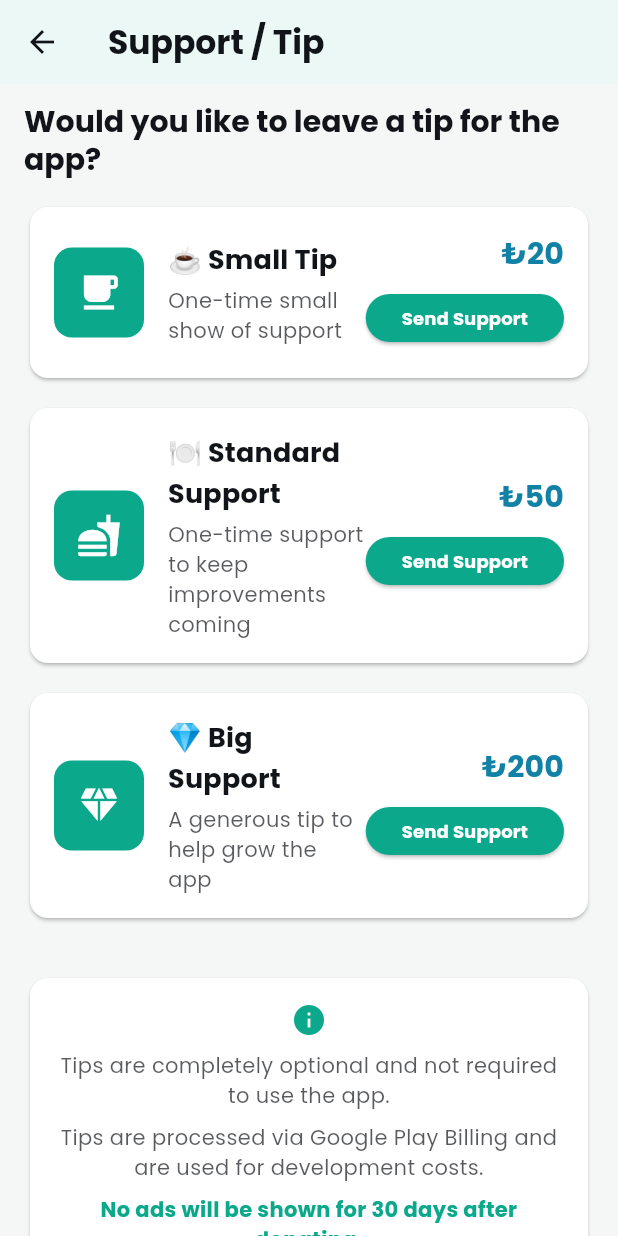
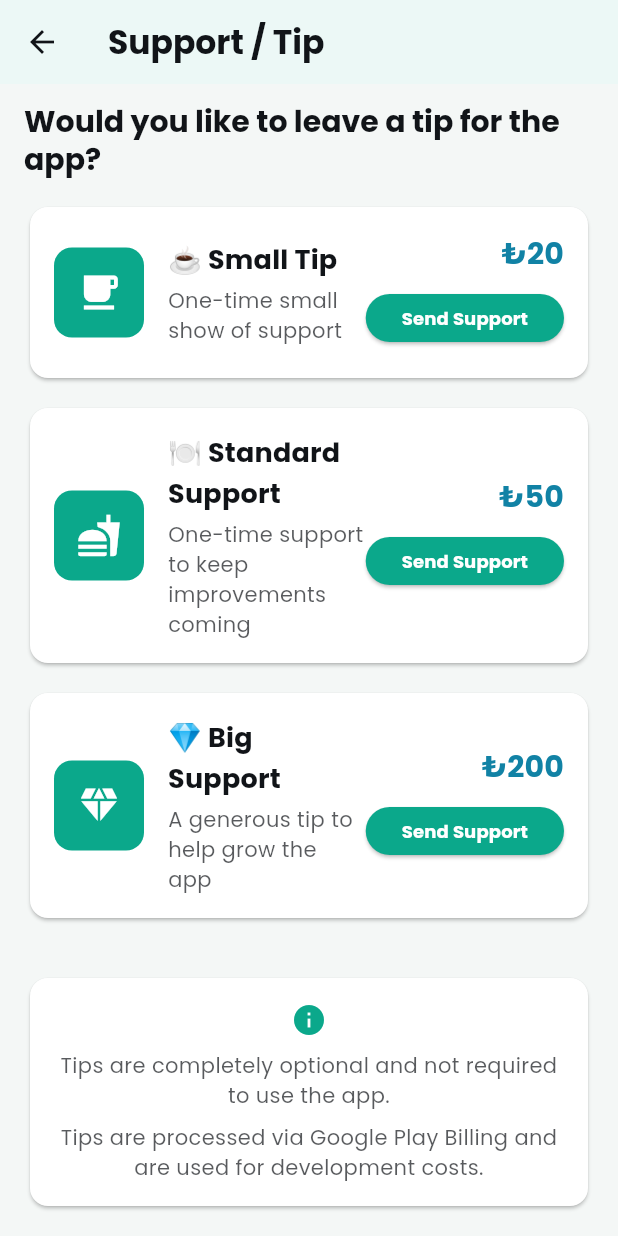
Before and after one commit to atardamar07/ezan_hatirlatici, a Flutter app: the DonationScreen screen opened by its route, scrolled down 174 dp, on a phone screen of 412 x 824 dp. Run offline on Flutter 3.47's test engine with Material 3 defaults, Android fonts, the phone set to English and light mode, and no system bars; our stand-ins replace flutter_local_notifications, geocoding, geolocator, google_mobile_ads, in_app_purchase, sensors_plus and 4 more; accounts and stored records are empty.

Commit message:
auto update

```diff
--- a/lib/l10n/app_ar.arb
+++ b/lib/l10n/app_ar.arb
@@ -73,7 +73,6 @@
   "adFreeExperience": "استمتع بتجربة خالية من الإعلانات",
   "supportOptionalText": "الدعم اختياري بالكامل وليس مطلوبًا لاستخدام التطبيق.",
   "donationInfoText": "تُعالج مبالغ الدعم عبر فوترة Google Play وتُستخدم لتكاليف التطوير.",
-  "noAdsFor30Days": "لن يتم عرض إعلانات لمدة 30 يوماً بعد التبرع.",
   "coffeeDonation": "☕ دعم صغير",
   "coffeeDescription": "مساهمة بسيطة لمرة واحدة",
   "mealDonation": "🍽️ دعم قياسي",
--- a/lib/l10n/app_de.arb
+++ b/lib/l10n/app_de.arb
@@ -73,7 +73,6 @@
   "adFreeExperience": "Genießen Sie Ihre werbefreie Erfahrung",
   "supportOptionalText": "Die Unterstützung ist völlig freiwillig und nicht erforderlich, um die App zu nutzen.",
   "donationInfoText": "Unterstützungen werden über Google Play Abrechnung abgewickelt und werden für Entwicklungskosten verwendet.",
-  "noAdsFor30Days": "Es werden 30 Tage lang keine Anzeigen angezeigt, nachdem Sie gespendet haben.",
   "coffeeDonation": "☕ Kleine Unterstützung",
   "coffeeDescription": "Einmaliger kleiner Beitrag",
   "mealDonation": "🍽️ Standard-Unterstützung",
--- a/lib/l10n/app_en.arb
+++ b/lib/l10n/app_en.arb
@@ -69,7 +69,6 @@
   "adFreeExperience": "Enjoy your ad-free experience",
   "supportOptionalText": "Tips are completely optional and not required to use the app.",
   "donationInfoText": "Tips are processed via Google Play Billing and are used for development costs.",
-  "noAdsFor30Days": "No ads will be shown for 30 days after donating.",
   "coffeeDonation": "☕ Small Tip",
   "coffeeDescription": "One-time small show of support",
   "mealDonation": "🍽️ Standard Support",
--- a/lib/l10n/app_localizations.dart
+++ b/lib/l10n/app_localizations.dart
@@ -610,12 +610,6 @@ abstract class AppLocalizations {
   /// In en, this message translates to:
   /// **'Tips are processed via Google Play Billing and help cover development and server costs.'**
   String get donationInfoText;
-
-  /// No description provided for @noAdsFor30Days.
-  ///
-  /// In en, this message translates to:
-  /// **'No ads will be shown for 30 days after donating.'**
-  String get noAdsFor30Days;
 
   /// No description provided for @coffeeDonation.
   ///
--- a/lib/l10n/app_localizations_ar.dart
+++ b/lib/l10n/app_localizations_ar.dart
@@ -280,9 +280,6 @@ class AppLocalizationsAr extends AppLocalizations {
 
   @override
   String get donationInfoText => 'تُعالج مبالغ الدعم عبر فوترة Google Play وتُستخدم لتكاليف التطوير.';
-
-  @override
-  String get noAdsFor30Days => 'لن يتم عرض إعلانات لمدة 30 يوماً بعد التبرع.';
 
   @override
   String get coffeeDonation => '☕ دعم صغير';
--- a/lib/l10n/app_localizations_de.dart
+++ b/lib/l10n/app_localizations_de.dart
@@ -280,9 +280,6 @@ class AppLocalizationsDe extends AppLocalizations {
 
   @override
   String get donationInfoText => 'Unterstützungen werden über Google Play Abrechnung abgewickelt und werden für Entwicklungskosten verwendet.';
-
-  @override
-  String get noAdsFor30Days => 'Es werden 30 Tage lang keine Anzeigen angezeigt, nachdem Sie gespendet haben.';
 
   @override
   String get coffeeDonation => '☕ Kleine Unterstützung';
--- a/lib/l10n/app_localizations_en.dart
+++ b/lib/l10n/app_localizations_en.dart
@@ -280,9 +280,6 @@ class AppLocalizationsEn extends AppLocalizations {
 
   @override
   String get donationInfoText => 'Tips are processed via Google Play Billing and are used for development costs.';
-
-  @override
-  String get noAdsFor30Days => 'No ads will be shown for 30 days after donating.';
 
   @override
   String get coffeeDonation => '☕ Small Tip';
--- a/lib/l10n/app_localizations_ru.dart
+++ b/lib/l10n/app_localizations_ru.dart
@@ -280,9 +280,6 @@ class AppLocalizationsRu extends AppLocalizations {
 
   @override
   String get donationInfoText => 'Пожертвования обрабатываются через Google Play Billing и используются для расходов на разработку.';
-
-  @override
-  String get noAdsFor30Days => 'Реклама не будет показываться в течение 30 дней после пожертвования.';
 
   @override
   String get coffeeDonation => '☕ Небольшая поддержка';
--- a/lib/l10n/app_localizations_tr.dart
+++ b/lib/l10n/app_localizations_tr.dart
@@ -280,9 +280,6 @@ class AppLocalizationsTr extends AppLocalizations {
 
   @override
   String get donationInfoText => 'Bahşişler Google Play Faturalandırma ile alınır ve geliştirme masrafları için kullanılır.';
-
-  @override
-  String get noAdsFor30Days => 'Bağış yaptıktan sonra 30 gün boyunca reklam gösterilmeyecektir.';
 
   @override
   String get coffeeDonation => '☕ Küçük Destek';
--- a/lib/l10n/app_ru.arb
+++ b/lib/l10n/app_ru.arb
@@ -73,7 +73,6 @@
   "adFreeExperience": "Наслаждайтесь безрекламным опытом",
   "supportOptionalText": "Поддержка полностью добровольная и не требуется для использования приложения.",
   "donationInfoText": "Пожертвования обрабатываются через Google Play Billing и используются для расходов на разработку.",
-  "noAdsFor30Days": "Реклама не будет показываться в течение 30 дней после пожертвования.",
   "coffeeDonation": "☕ Небольшая поддержка",
   "coffeeDescription": "Разовая маленькая благодарность",
   "mealDonation": "🍽️ Стандартная поддержка",
--- a/lib/l10n/app_tr.arb
+++ b/lib/l10n/app_tr.arb
@@ -65,7 +65,6 @@
   "adFreeExperience": "Reklamsız deneyimin keyfini çıkarın",
   "supportOptionalText": "Bahşiş vermek tamamen gönüllüdür; uygulamadaki özelliklere erişmek için zorunlu değildir.",
   "donationInfoText": "Bahşişler Google Play Faturalandırma ile alınır ve geliştirme masrafları için kullanılır.",
-  "noAdsFor30Days": "Bağış yaptıktan sonra 30 gün boyunca reklam gösterilmeyecektir.",
   "coffeeDonation": "☕ Küçük Destek",
   "coffeeDescription": "Tek seferlik küçük bir bahşiş",
   "mealDonation": "🍽️ Standart Destek",
--- a/lib/screens/donation_screen.dart
+++ b/lib/screens/donation_screen.dart
@@ -254,13 +254,6 @@ class _DonationScreenState extends State<DonationScreen> {
               ),
               textAlign: TextAlign.center,
             ),
-            const SizedBox(height: 8),
-            Text(
-              AppLocalizations.of(context)!.noAdsFor30Days,
-              style: theme.textTheme.bodyMedium?.copyWith(
-                  color: colors.primary, fontWeight: FontWeight.bold),
-              textAlign: TextAlign.center,
-            ),
           ],
         ),
       ),
```
